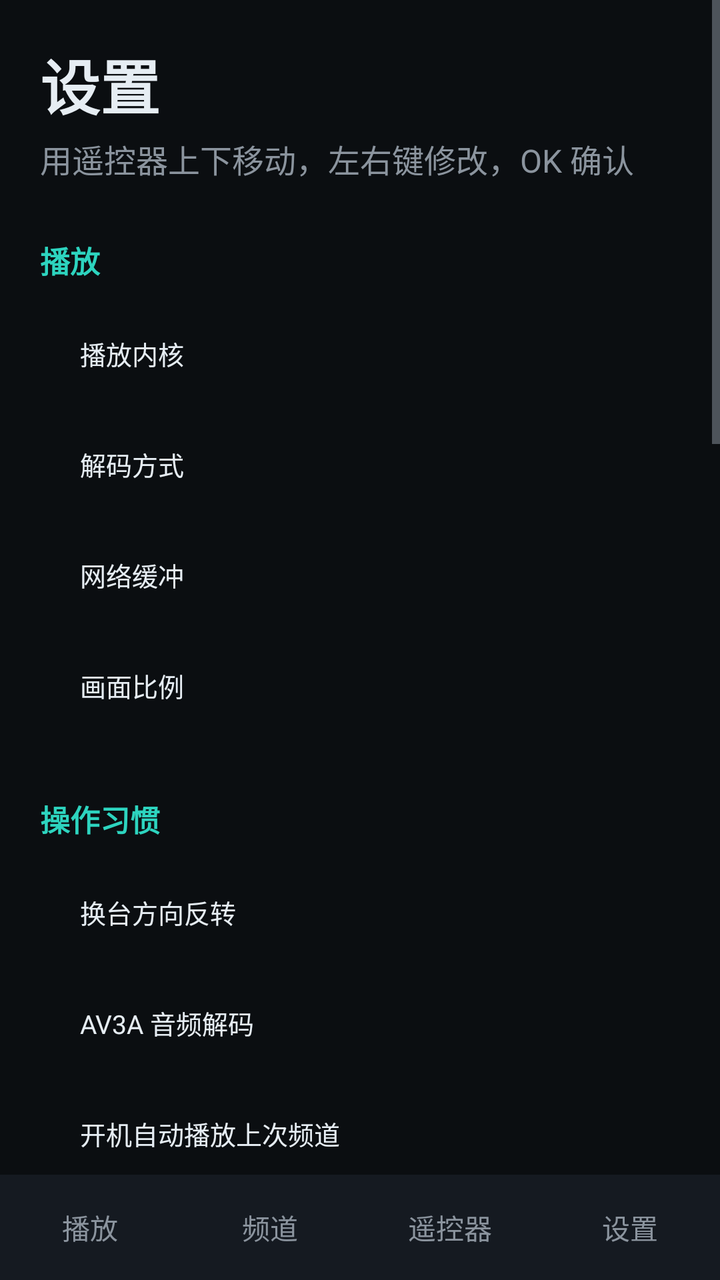
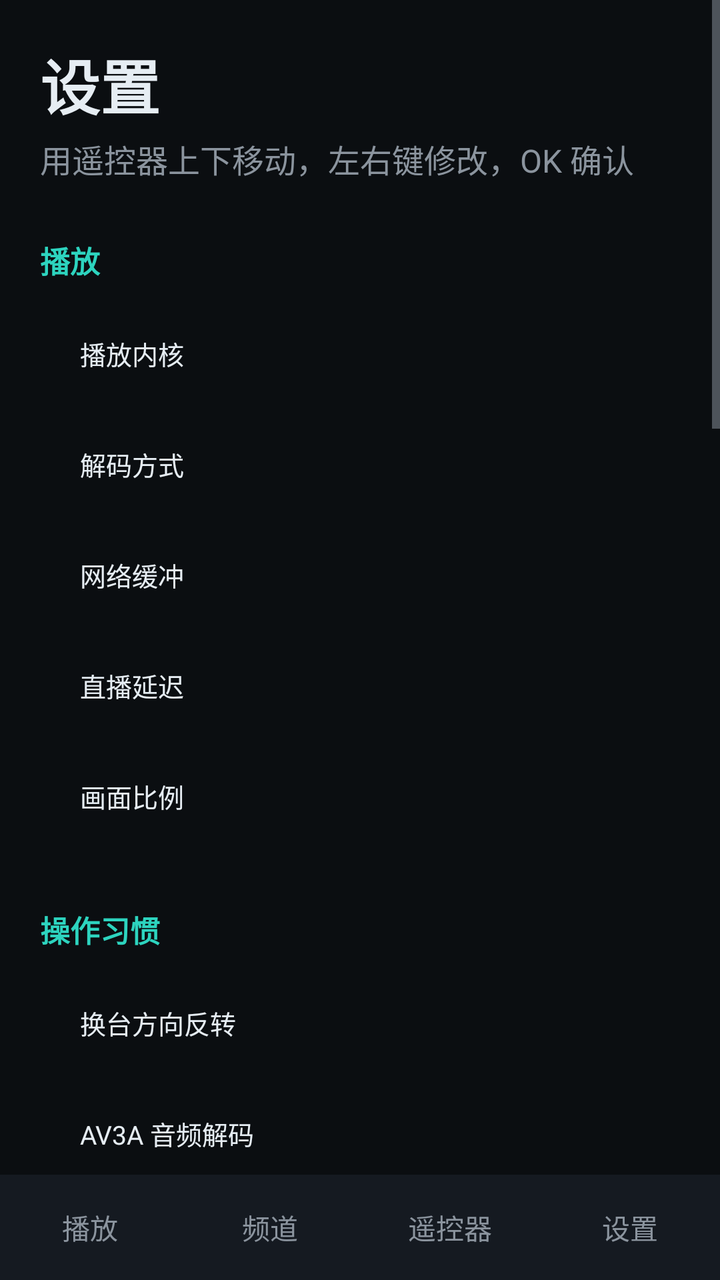

Before-and-after screenshots of an Android layout around one commit, followed by the original layout XML and the change that was made.
<!-- AndroidManifest.xml: activity theme Theme.Litv.Overlay -->
<!-- res/layout/activity_settings.xml -->
<LinearLayout xmlns:android="http://schemas.android.com/apk/res/android"
    android:layout_width="match_parent"
    android:layout_height="match_parent"
    android:background="@color/bg"
    android:orientation="vertical">
<ScrollView
    android:layout_width="match_parent"
    android:layout_height="0dp"
    android:layout_weight="1">

    <LinearLayout
        android:layout_width="match_parent"
        android:layout_height="wrap_content"
        android:orientation="vertical"
        android:padding="@dimen/screen_padding">

        <TextView
            android:layout_width="wrap_content"
            android:layout_height="wrap_content"
            android:text="设置"
            android:textColor="@color/text_primary"
            android:textSize="30sp"
            android:textStyle="bold" />

        <TextView
            android:id="@+id/settingsHint"
            android:layout_width="wrap_content"
            android:layout_height="wrap_content"
            android:layout_marginTop="4dp"
            android:text="用遥控器上下移动，左右键修改，OK 确认"
            android:textColor="@color/text_secondary"
            android:textSize="16sp" />

        
        <TextView
            style="@style/SectionTitle"
            android:text="播放" />

        <LinearLayout
            android:id="@+id/rowEngine"
            style="@style/SettingRow">

            <TextView
                style="@style/SettingLabel"
                android:text="播放内核" />

            <TextView
                android:id="@+id/valueEngine"
                style="@style/SettingValue" />
        </LinearLayout>

        <LinearLayout
            android:id="@+id/rowDecode"
            style="@style/SettingRow">

            <TextView
                style="@style/SettingLabel"
                android:text="解码方式" />

            <TextView
                android:id="@+id/valueDecode"
                style="@style/SettingValue" />
        </LinearLayout>

        <LinearLayout
            android:id="@+id/rowBuffer"
            style="@style/SettingRow">

            <TextView
                style="@style/SettingLabel"
                android:text="网络缓冲" />

            <TextView
                android:id="@+id/valueBuffer"
                style="@style/SettingValue" />
        </LinearLayout>

        <LinearLayout
            android:id="@+id/rowAspect"
            style="@style/SettingRow">

            <TextView
                style="@style/SettingLabel"
                android:text="画面比例" />

            <TextView
                android:id="@+id/valueAspect"
                style="@style/SettingValue" />
        </LinearLayout>

        
        <TextView
            style="@style/SectionTitle"
            android:text="操作习惯" />

        <LinearLayout
            android:id="@+id/rowReverse"
            style="@style/SettingRow">

            <TextView
                style="@style/SettingLabel"
                android:text="换台方向反转" />

            <TextView
                android:id="@+id/valueReverse"
                style="@style/SettingValue" />
        </LinearLayout>

        <LinearLayout
            android:id="@+id/rowAv3a"
            style="@style/SettingRow">

            <TextView
                style="@style/SettingLabel"
                android:text="AV3A 音频解码" />

            <TextView
                android:id="@+id/valueAv3a"
                style="@style/SettingValue" />
        </LinearLayout>

        <LinearLayout
            android:id="@+id/rowAutoPlay"
            style="@style/SettingRow">

            <TextView
                style="@style/SettingLabel"
                android:text="开机自动播放上次频道" />

            <TextView
                android:id="@+id/valueAutoPlay"
                style="@style/SettingValue" />
        </LinearLayout>

        <LinearLayout
            android:id="@+id/rowNumberTimeout"
            style="@style/SettingRow">

            <TextView
                style="@style/SettingLabel"
                android:text="数字跳台等待" />

            <TextView
                android:id="@+id/valueNumberTimeout"
                style="@style/SettingValue" />
        </LinearLayout>

        <LinearLayout
            android:id="@+id/rowUiMode"
            style="@style/SettingRow">

            <TextView
                style="@style/SettingLabel"
                android:text="界面模式" />

            <TextView
                android:id="@+id/valueUiMode"
                style="@style/SettingValue" />
        </LinearLayout>

        <LinearLayout
            android:id="@+id/rowStartTimeout"
            style="@style/SettingRow">

            <TextView
                style="@style/SettingLabel"
                android:text="起播超时" />

            <TextView
                android:id="@+id/valueStartTimeout"
                style="@style/SettingValue" />
        </LinearLayout>

        <LinearLayout
            android:id="@+id/rowRetry"
            style="@style/SettingRow">

            <TextView
                style="@style/SettingLabel"
                android:text="超时重试次数" />

            <TextView
                android:id="@+id/valueRetry"
                style="@style/SettingValue" />
        </LinearLayout>

        
        <TextView
            style="@style/SectionTitle"
            android:text="网络" />

        <LinearLayout
            android:id="@+id/rowDoh"
            style="@style/SettingRow">

            <TextView
                style="@style/SettingLabel"
                android:text="加密 DNS（DoH）" />

            <TextView
                android:id="@+id/valueDoh"
                style="@style/SettingValue" />
        </LinearLayout>

        <LinearLayout
            android:id="@+id/rowDohProvider"
            style="@style/SettingRow">

            <TextView
                style="@style/SettingLabel"
                android:text="DoH 服务商" />

            <TextView
                android:id="@+id/valueDohProvider"
                style="@style/SettingValue" />
        </LinearLayout>

        <LinearLayout
            android:id="@+id/rowAutoRelay"
            style="@style/SettingRow">

            <TextView
                style="@style/SettingLabel"
                android:text="直连失败时自动改用中转" />

            <TextView
                android:id="@+id/valueAutoRelay"
                style="@style/SettingValue" />
        </LinearLayout>

        
        <TextView
            style="@style/SectionTitle"
            android:text="界面" />

        <LinearLayout
            android:id="@+id/rowUiScale"
            style="@style/SettingRow">

            <TextView
                style="@style/SettingLabel"
                android:text="界面缩放" />

            <TextView
                android:id="@+id/valueUiScale"
                style="@style/SettingValue" />
        </LinearLayout>

        <LinearLayout
            android:id="@+id/rowShowStatus"
            style="@style/SettingRow">

            <TextView
                style="@style/SettingLabel"
                android:text="显示播放状态叠加" />

            <TextView
                android:id="@+id/valueShowStatus"
                style="@style/SettingValue" />
        </LinearLayout>

        
        <TextView
            style="@style/SectionTitle"
            android:text="关于" />

        <LinearLayout
            android:id="@+id/rowKeymap"
            style="@style/SettingRow">

            <TextView
                style="@style/SettingLabel"
                android:text="遥控器操作说明" />

            <TextView
                android:id="@+id/valueKeymap"
                style="@style/SettingValue" />
        </LinearLayout>

        <LinearLayout
            android:id="@+id/rowDevice"
            style="@style/SettingRow">

            <TextView
                style="@style/SettingLabel"
                android:text="本机信息" />

            <TextView
                android:id="@+id/valueDevice"
                style="@style/SettingValue" />
        </LinearLayout>

        <LinearLayout
            android:id="@+id/rowServer"
            style="@style/SettingRow">

            <TextView
                style="@style/SettingLabel"
                android:text="服务器" />

            <TextView
                android:id="@+id/valueServer"
                style="@style/SettingValue" />
        </LinearLayout>

        <LinearLayout
            android:id="@+id/rowUnbind"
            style="@style/SettingRow">

            <TextView
                style="@style/SettingLabel"
                android:text="解绑本机（需重新绑定）" />

            <TextView
                android:id="@+id/valueUnbind"
                style="@style/SettingValue"
                android:text="按 OK 执行" />
        </LinearLayout>

        <TextView
            android:id="@+id/status"
            android:layout_width="match_parent"
            android:layout_height="wrap_content"
            android:layout_marginTop="24dp"
            android:textColor="@color/accent"
            android:textSize="16sp" />
    </LinearLayout>
</ScrollView>

    <include layout="@layout/view_bottom_tabs" />
</LinearLayout>
<!-- res/layout/view_bottom_tabs.xml (included above) -->
<?xml version="1.0" encoding="utf-8"?>
<LinearLayout xmlns:android="http://schemas.android.com/apk/res/android"
    android:layout_width="match_parent"
    android:layout_height="wrap_content"
    android:background="@color/bg_panel"
    android:orientation="horizontal"
    android:paddingVertical="8dp">

    <TextView
        android:id="@+id/tabPlay"
        style="@style/PhoneTab"
        android:text="播放" />

    <TextView
        android:id="@+id/tabChannel"
        style="@style/PhoneTab"
        android:text="频道" />

    <TextView
        android:id="@+id/tabRemote"
        style="@style/PhoneTab"
        android:text="遥控器" />

    <TextView
        android:id="@+id/tabSettings"
        style="@style/PhoneTab"
        android:text="设置" />
</LinearLayout>
<!-- resources referenced by this layout -->
<resources>
  <color name="accent">#FF2DD4BF</color>
  <color name="bg">#FF0B0E11</color>
  <color name="bg_panel">#FF151A21</color>
  <color name="text_primary">#FFE6EDF3</color>
  <color name="text_secondary">#FF8B949E</color>
  <dimen name="screen_padding">48dp</dimen>
  <style name="PhoneTab">
          <item name="android:layout_width">0dp</item>
          <item name="android:layout_height">wrap_content</item>
          <item name="android:layout_weight">1</item>
          <item name="android:gravity">center</item>
          <item name="android:paddingVertical">8dp</item>
          <item name="android:textColor">@color/text_secondary</item>
          <item name="android:textSize">14sp</item>
      </style>
  <style name="SectionTitle">
          <item name="android:layout_width">match_parent</item>
          <item name="android:layout_height">wrap_content</item>
          <item name="android:layout_marginTop">28dp</item>
          <item name="android:layout_marginBottom">8dp</item>
          <item name="android:textColor">@color/accent</item>
          <item name="android:textSize">15sp</item>
          <item name="android:textStyle">bold</item>
      </style>
  <style name="SettingLabel">
          <item name="android:layout_width">0dp</item>
          <item name="android:layout_height">wrap_content</item>
          <item name="android:layout_weight">1</item>
          <item name="android:textColor">@color/text_primary</item>
          <item name="android:textSize">13sp</item>
      </style>
  <style name="SettingRow">
          <item name="android:layout_width">match_parent</item>
          <item name="android:layout_height">wrap_content</item>
          <item name="android:layout_marginTop">0dp</item>
          <item name="android:background">@drawable/bg_setting_row</item>
          <item name="android:clickable">true</item>
          <item name="android:focusable">true</item>
          <item name="android:gravity">center_vertical</item>
          <item name="android:orientation">horizontal</item>
          <item name="android:paddingHorizontal">20dp</item>
          <item name="android:paddingVertical">18dp</item>
          
          <item name="android:textSize">18sp</item>
          <item name="android:textColor">@color/text_primary</item>
      </style>
  <style name="SettingValue">
          <item name="android:layout_width">wrap_content</item>
          <item name="android:layout_height">wrap_content</item>
          <item name="android:textColor">@color/accent</item>
          <item name="android:textSize">13sp</item>
      </style>
  <style name="Theme.Litv.Overlay" parent="Theme.Litv">
          <item name="android:windowIsTranslucent">true</item>
          <item name="android:windowBackground">#F2000000</item>
          <item name="android:windowNoTitle">true</item>
          <item name="android:backgroundDimEnabled">false</item>
          <item name="android:windowAnimationStyle">@null</item>
      </style>
  <style name="Theme.Litv" parent="Theme.AppCompat.NoActionBar">
          <item name="android:windowBackground">@color/bg</item>
          <item name="android:colorBackground">@color/bg</item>
          <item name="android:textColorPrimary">@color/text_primary</item>
          <item name="android:textColorSecondary">@color/text_secondary</item>
          <item name="android:statusBarColor">@color/bg</item>
          <item name="android:navigationBarColor">@color/bg</item>
      </style>
  <!-- unchanged entries left out for length: 1 -->
</resources>

<!-- the commit's change to res/layout/activity_settings.xml (unified diff, before → after) -->
@@ -72,6 +72,19 @@
 
             <TextView
                 android:id="@+id/valueBuffer"
+                style="@style/SettingValue" />
+        </LinearLayout>
+
+        <LinearLayout
+            android:id="@+id/rowLiveOffset"
+            style="@style/SettingRow">
+
+            <TextView
+                style="@style/SettingLabel"
+                android:text="直播延迟" />
+
+            <TextView
+                android:id="@+id/valueLiveOffset"
                 style="@style/SettingValue" />
         </LinearLayout>
 
